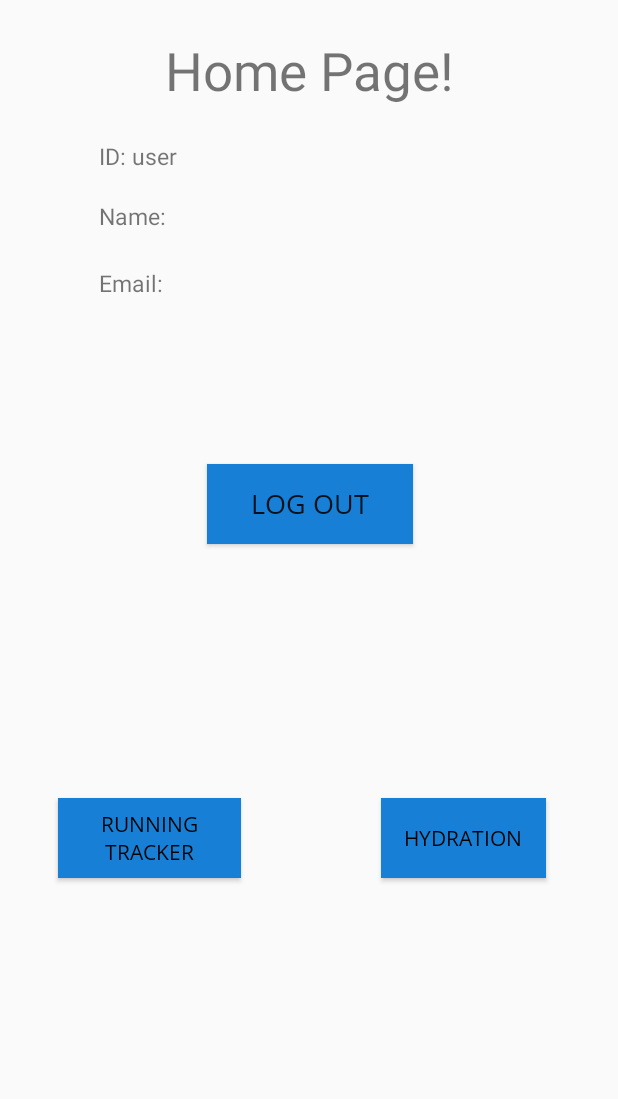
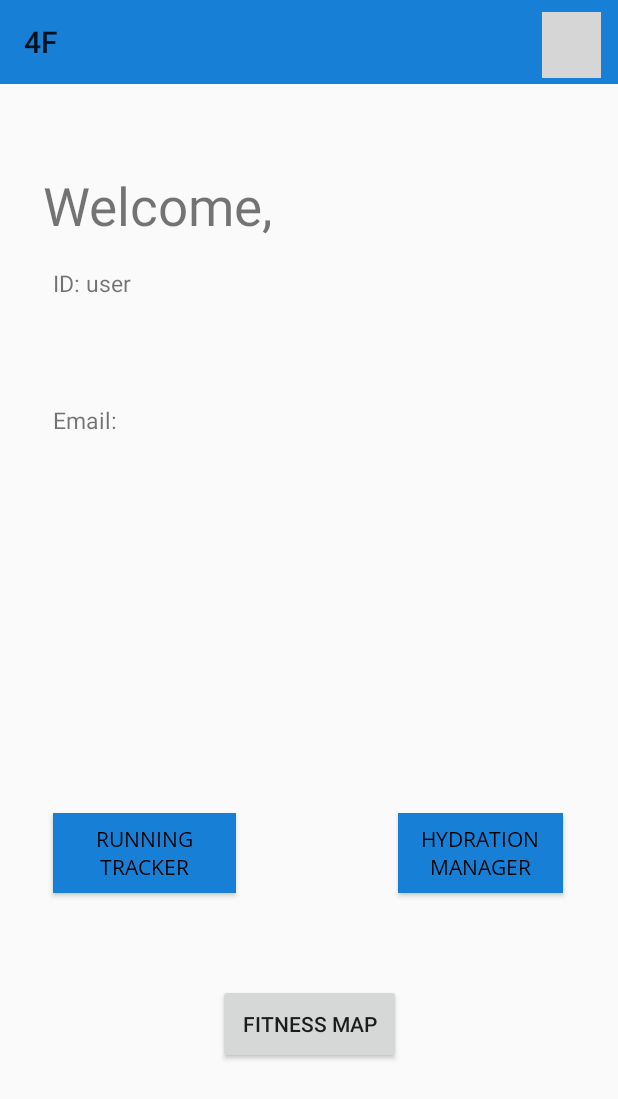
Before and after one commit to tiagocardoso95/4Fitness, an Android app: the HomeActivity screen opened directly, with no data from a screen before it, on a phone screen of 412 x 824 dp. Shown: the top 1099 px of the screen. Run offline under Robolectric (Android 15) with nearby library versions, the phone set to English and light mode, and no system bars; our stand-ins replace Firebase (no records; nobody signed in at launch, a user with empty details on screens opened directly); libraries missing offline, so code that uses them is left out: com.facebook, com.facebook.login; 1 statement that could not run was skipped; grey boxes are pictures that could not be loaded.

Commit message:
HomePage Work,Hidration Manager continuation

```diff
--- a/CMProject/app/src/main/java/com/example/tcard/cmproject/HomeActivity.java
+++ b/CMProject/app/src/main/java/com/example/tcard/cmproject/HomeActivity.java
@@ -6,9 +6,13 @@ import android.support.v7.app.AppCompatActivity;
 import android.os.Bundle;
 import android.util.Log;
 import android.view.View;
+import android.widget.AdapterView;
+import android.widget.ArrayAdapter;
 import android.widget.Button;
+import android.widget.Spinner;
 import android.widget.TextView;
 import android.widget.Toast;
+import android.support.v7.widget.Toolbar;
 
 import com.example.tcard.cmproject.Hydration.HydrationActivity;
 import com.example.tcard.cmproject.UserStats.UserStats;
@@ -27,9 +31,9 @@ import com.google.firebase.database.DatabaseReference;
 import com.google.firebase.database.ValueEventListener;
 
 
-public class HomeActivity extends AppCompatActivity {
+public class HomeActivity extends AppCompatActivity implements AdapterView.OnItemSelectedListener {
 
-    private Button signOutButton, hydrationManagerButton, runningTrackerButton;
+    private Button hydrationManagerButton, runningTrackerButton;
     private TextView idText, NameText, EmailText;
 
     private FirebaseAuth fbAuth;
@@ -41,6 +45,17 @@ public class HomeActivity extends AppCompatActivity {
         super.onCreate(savedInstanceState);
         setContentView(R.layout.activity_home);
         getWindow().setStatusBarColor(Color.BLACK);
+        Toolbar toolbar = findViewById(R.id.homeToolbar);
+        toolbar.setTitle("4F");
+        Spinner spinner = findViewById(R.id.spinner);
+        // Create an ArrayAdapter using the string array and a default spinner layout
+        ArrayAdapter<CharSequence> adapter = ArrayAdapter.createFromResource(this,
+                R.array.HomeOptions, android.R.layout.simple_spinner_item);
+            // Specify the layout to use when the list of choices appears
+        adapter.setDropDownViewResource(android.R.layout.simple_spinner_dropdown_item);
+        // Apply the adapter to the spinner
+        spinner.setAdapter(adapter);
+        spinner.setOnItemSelectedListener(this);
 
         fbAuth = FirebaseAuth.getInstance();
 
@@ -50,7 +65,7 @@ public class HomeActivity extends AppCompatActivity {
                 .build();
         mGoogleSignInClient = GoogleSignIn.getClient(this, gso);
 
-        signOutButton = findViewById(R.id.signOut_button);
+
 
         idText = findViewById(R.id.userID);
         NameText = findViewById(R.id.userName);
@@ -78,13 +93,14 @@ public class HomeActivity extends AppCompatActivity {
 
                         // Name, email address
                         String name = profile.getDisplayName();
+                        Log.i("HOME_DBGET","Gets name from DB");
                         if(name == null) {
                             name = UserStats.GetInstance().getName();
                             if(name == null) {
                                 name = "fukin fix the db";
                             }
                         }
-                        NameText.setText("Name: " + name);
+                        NameText.setText(name);
                         EmailText.setText("Email: "+profile.getEmail());
                     }
                 }
@@ -105,18 +121,6 @@ public class HomeActivity extends AppCompatActivity {
             NameText.setText("Name_Google: "+acct.getDisplayName());
             EmailText.setText("Email_Google: "+acct.getEmail());
         }
-
-
-        signOutButton.setOnClickListener(new View.OnClickListener() {
-                @Override
-                public void onClick(View v) {
-                    fbAuth.signOut();
-                    LoginManager.getInstance().logOut();
-                    mGoogleSignInClient.signOut();
-                    showMessage("You are Logged out!");
-                    changeToSignUp();
-                }
-            });
 
         hydrationManagerButton.setOnClickListener(new View.OnClickListener() {
             @Override
@@ -154,4 +158,25 @@ public class HomeActivity extends AppCompatActivity {
         //startActivity(intent);
         //finish();
     }
+
+    @Override
+    public void onItemSelected(AdapterView<?> parent, View view, int position, long id) {
+        String text = (String)parent.getItemAtPosition(position);
+        switch (text){
+            case "Logout":
+                fbAuth.signOut();
+                LoginManager.getInstance().logOut();
+                mGoogleSignInClient.signOut();
+                showMessage("You are Logged out!");
+                changeToSignUp();
+                break;
+            case "Options":
+                Log.i("HOME_ACTIVITY","Options not implemented");
+        }
+    }
+
+    @Override
+    public void onNothingSelected(AdapterView<?> parent) {
+
+    }
 }
--- a/CMProject/app/src/main/res/layout/activity_home.xml
+++ b/CMProject/app/src/main/res/layout/activity_home.xml
@@ -6,42 +6,23 @@
     android:layout_height="match_parent"
     tools:context=".HomeActivity">
 
-
     <TextView
         android:id="@+id/textView"
         android:layout_width="wrap_content"
         android:layout_height="wrap_content"
-        android:text="Home Page!"
+        android:text="Welcome,"
         android:textSize="35dp"
         app:layout_constraintBottom_toBottomOf="parent"
+        app:layout_constraintHorizontal_bias="0.111"
         app:layout_constraintLeft_toLeftOf="parent"
         app:layout_constraintRight_toRightOf="parent"
         app:layout_constraintTop_toTopOf="parent"
-        app:layout_constraintVertical_bias="0.03" />
-
-    <Button
-        android:id="@+id/signOut_button"
-        android:layout_width="137dp"
-        android:layout_height="53dp"
-        android:layout_marginStart="8dp"
-        android:layout_marginTop="8dp"
-        android:layout_marginEnd="8dp"
-        android:layout_marginBottom="8dp"
-        android:background="@color/colorSignUpBackground"
-        android:fontFamily="@font/open_sans"
-        android:text="@string/LogOutText"
-        android:textSize="18sp"
-        app:layout_constraintBottom_toBottomOf="parent"
-        app:layout_constraintEnd_toEndOf="parent"
-        app:layout_constraintHorizontal_bias="0.502"
-        app:layout_constraintStart_toStartOf="parent"
-        app:layout_constraintTop_toTopOf="parent"
-        app:layout_constraintVertical_bias="0.399" />
+        app:layout_constraintVertical_bias="0.146" />
 
     <TextView
         android:id="@+id/userID"
         android:layout_width="280dp"
-        android:layout_height="32dp"
+        android:layout_height="29dp"
         android:layout_marginStart="8dp"
         android:layout_marginTop="8dp"
         android:layout_marginEnd="8dp"
@@ -50,26 +31,10 @@
         android:textSize="15sp"
         app:layout_constraintBottom_toBottomOf="parent"
         app:layout_constraintEnd_toEndOf="parent"
+        app:layout_constraintHorizontal_bias="0.234"
         app:layout_constraintStart_toStartOf="parent"
-        app:layout_constraintTop_toBottomOf="@+id/textView"
-        app:layout_constraintVertical_bias="0.021"
-        tools:fontFamily="@font/open_sans" />
-
-    <TextView
-        android:id="@+id/userName"
-        android:layout_width="280dp"
-        android:layout_height="32dp"
-        android:layout_marginStart="8dp"
-        android:layout_marginTop="8dp"
-        android:layout_marginEnd="8dp"
-        android:layout_marginBottom="8dp"
-        android:text="TextView"
-        android:textSize="15sp"
-        app:layout_constraintBottom_toBottomOf="parent"
-        app:layout_constraintEnd_toEndOf="parent"
-        app:layout_constraintStart_toStartOf="parent"
-        app:layout_constraintTop_toBottomOf="@+id/userID"
-        app:layout_constraintVertical_bias="0.0"
+        app:layout_constraintTop_toBottomOf="@+id/homeToolbar"
+        app:layout_constraintVertical_bias="0.158"
         tools:fontFamily="@font/open_sans" />
 
     <TextView
@@ -84,9 +49,10 @@
         android:textSize="15sp"
         app:layout_constraintBottom_toBottomOf="parent"
         app:layout_constraintEnd_toEndOf="parent"
+        app:layout_constraintHorizontal_bias="0.234"
         app:layout_constraintStart_toStartOf="parent"
-        app:layout_constraintTop_toBottomOf="@+id/userName"
-        app:layout_constraintVertical_bias="0.008"
+        app:layout_constraintTop_toTopOf="parent"
+        app:layout_constraintVertical_bias="0.337"
         tools:fontFamily="@font/open_sans" />
 
     <Button
@@ -97,16 +63,16 @@
         android:layout_marginTop="8dp"
         android:layout_marginEnd="8dp"
         android:layout_marginBottom="8dp"
+        android:background="@color/colorSignUpBackground"
+        android:fontFamily="@font/open_sans"
         android:text="Running Tracker"
-        android:background="@color/colorSignUpBackground"
         android:textColor="@color/colorBlack"
-        android:fontFamily="@font/open_sans"
         app:layout_constraintBottom_toBottomOf="parent"
         app:layout_constraintEnd_toEndOf="parent"
-        app:layout_constraintHorizontal_bias="0.112"
+        app:layout_constraintHorizontal_bias="0.1"
         app:layout_constraintStart_toStartOf="parent"
         app:layout_constraintTop_toTopOf="parent"
-        app:layout_constraintVertical_bias="0.694" />
+        app:layout_constraintVertical_bias="0.708" />
 
     <Button
         android:id="@+id/hydrationManager_button"
@@ -117,15 +83,71 @@
         android:layout_marginEnd="8dp"
         android:layout_marginBottom="8dp"
         android:background="@color/colorSignUpBackground"
+        android:fontFamily="@font/open_sans"
+        android:text="Hydration Manager"
         android:textColor="@color/colorBlack"
-        android:text="Hydration"
-        android:fontFamily="@font/open_sans"
         app:layout_constraintBottom_toBottomOf="parent"
         app:layout_constraintEnd_toEndOf="parent"
-        app:layout_constraintHorizontal_bias="0.859"
+        app:layout_constraintHorizontal_bias="0.9"
         app:layout_constraintStart_toStartOf="parent"
         app:layout_constraintTop_toTopOf="parent"
-        app:layout_constraintVertical_bias="0.694" />
+        app:layout_constraintVertical_bias="0.708" />
+
+    <android.support.v7.widget.Toolbar
+        android:id="@+id/homeToolbar"
+        android:layout_width="0dp"
+        android:layout_height="wrap_content"
+        android:background="?attr/colorPrimary"
+        android:minHeight="?attr/actionBarSize"
+        android:theme="?attr/actionBarTheme"
+        app:layout_constraintEnd_toEndOf="parent"
+        app:layout_constraintStart_toStartOf="parent"
+        app:layout_constraintTop_toTopOf="parent" />
+
+    <Spinner
+        android:id="@+id/spinner"
+        android:layout_width="39dp"
+        android:layout_height="44dp"
+        android:layout_marginStart="8dp"
+        android:layout_marginTop="8dp"
+        android:layout_marginEnd="8dp"
+        android:background="@drawable/hamburguermenu"
+        app:layout_constraintEnd_toEndOf="@+id/homeToolbar"
+        app:layout_constraintHorizontal_bias="0.99"
+        app:layout_constraintStart_toStartOf="parent"
+        app:layout_constraintTop_toTopOf="parent" />
+
+    <TextView
+        android:id="@+id/userName"
+        android:layout_width="wrap_content"
+        android:layout_height="wrap_content"
+        android:layout_marginStart="8dp"
+        android:layout_marginTop="8dp"
+        android:layout_marginEnd="8dp"
+        android:layout_marginBottom="8dp"
+        android:text="Name"
+        android:textSize="35dp"
+        app:layout_constraintBottom_toBottomOf="parent"
+        app:layout_constraintEnd_toEndOf="parent"
+        app:layout_constraintHorizontal_bias="0.832"
+        app:layout_constraintStart_toStartOf="parent"
+        app:layout_constraintTop_toTopOf="parent"
+        app:layout_constraintVertical_bias="0.134" />
+
+    <Button
+        android:id="@+id/button2"
+        android:layout_width="122dp"
+        android:layout_height="53dp"
+        android:layout_marginStart="8dp"
+        android:layout_marginTop="8dp"
+        android:layout_marginEnd="8dp"
+        android:layout_marginBottom="8dp"
+        android:text="Fitness Map"
+        app:layout_constraintBottom_toBottomOf="parent"
+        app:layout_constraintEnd_toEndOf="parent"
+        app:layout_constraintStart_toStartOf="parent"
+        app:layout_constraintTop_toTopOf="parent"
+        app:layout_constraintVertical_bias="0.859" />
 
 
 </android.support.constraint.ConstraintLayout>
--- a/CMProject/app/src/main/res/values/strings.xml
+++ b/CMProject/app/src/main/res/values/strings.xml
@@ -30,4 +30,9 @@
     <string name="waterIntake">Ammount for Today:</string>
     <string name="based">Based On:</string>
 
+    <string-array name="HomeOptions">
+        <item>Options</item>
+        <item>Logout</item>
+    </string-array>
+
 </resources>
```
Also changed, not shown: CMProject/app/src/main/java/com/example/tcard/cmproject/Hydration/HydrationActivity.java (+26 -12 lines), CMProject/app/src/main/res/layout/activity_hidration.xml (+0 -8 lines), CMProject/app/src/main/res/layout/content_hidration.xml (deleted, +0 -11 lines), CMProject/app/src/main/res/layout/content_hidration2.xml (+73 -6 lines).
